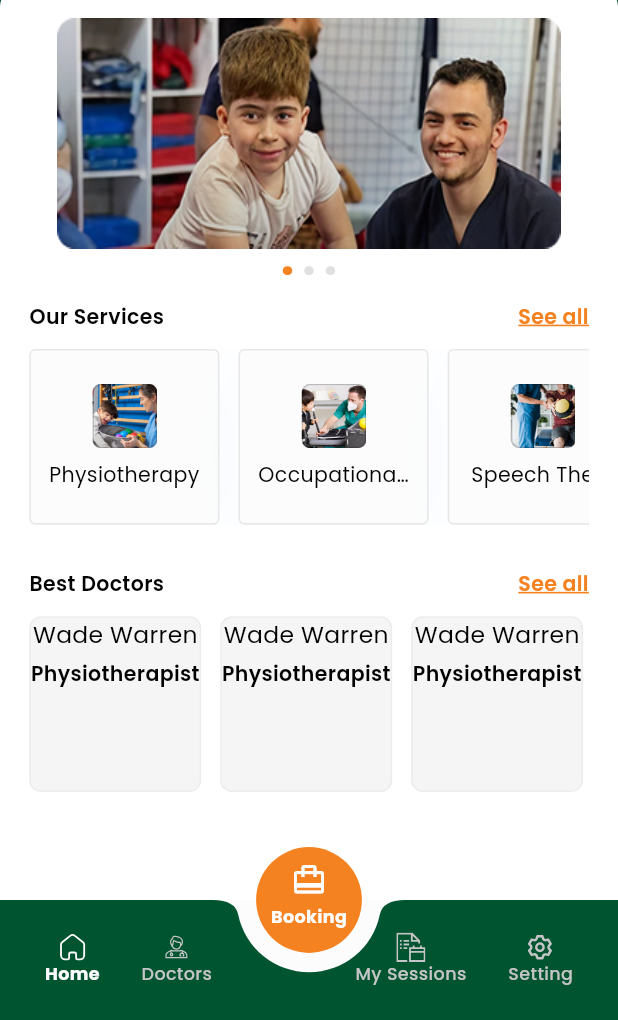
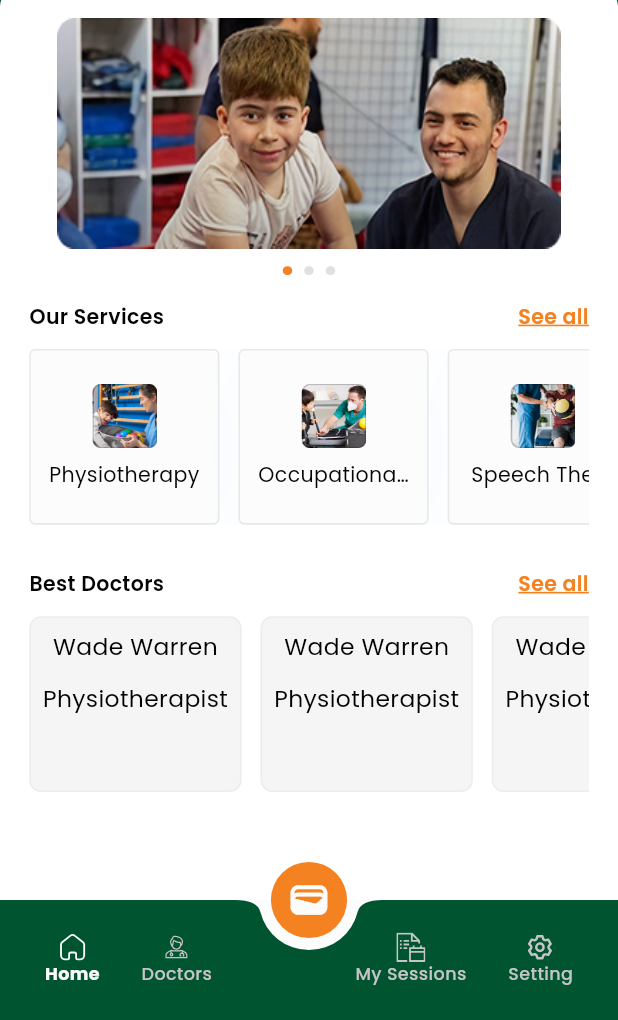
Before and after one commit to omar-abdelaziz753/True-Balance, a Flutter app: the screen it shows after launch, on a phone screen of 412 x 824 dp, the part 216-1236 px from its top. Run offline on Flutter 3.47's test engine with Material 3 defaults, Android fonts, the phone set to English and light mode, and no system bars; drawn by our look-alikes of carousel_slider, smooth_page_indicator; our stand-ins replace bloc, cached_network_image, dio, dots_indicator, easy_localization, firebase_core and 21 more; accounts and stored records are empty; project files that could hold a hidden picture were left out.

Commit message:
some edit in main layout

```diff
--- a/lib/features/user/home/presentation/screens/home_screen.dart
+++ b/lib/features/user/home/presentation/screens/home_screen.dart
@@ -77,12 +77,6 @@ class HomeScreen extends StatelessWidget {
                   return CustomServiceCardWidget(
                     title: titles[index],
                     image: images[index],
-                    // icon:
-                    // Placeholder(
-                    //   fallbackHeight: 44.h,
-                    //   fallbackWidth: 44.w,
-                    //   color: Colors.black.withAlpha(20),
-                    // ),
                   );
                 },
               ),
@@ -126,7 +120,10 @@ class HomeScreen extends StatelessWidget {
                       ),
                       color: AppColors.neutralColor10.withAlpha(10),
                     ),
+                    child: Padding(
+                      padding: const EdgeInsets.all(8.0),
                       child: Column(
+                        spacing: 4.h,
                         children: [
                           Text(
                             "Wade Warren",
@@ -135,9 +132,10 @@ class HomeScreen extends StatelessWidget {
                           5.verticalSpace,
                           Text(
                             "Physiotherapist",
-                          style: Styles.captionAccent,
+                            style: Styles.contentRegular,
                           )
                         ],
+                      ),
                     ),
                   );
                 },
--- a/lib/features/user/main_layout/presentation/main_layout.dart
+++ b/lib/features/user/main_layout/presentation/main_layout.dart
@@ -140,38 +140,12 @@ class MainLayoutScreen extends StatelessWidget {
         return Scaffold(
           backgroundColor: AppColors.neutralColor100,
           body: AppRouter().screens[currentIndex],
-          // floatingActionButton: FloatingActionButton(
-          //   onPressed: () {
-          //     cubit.changeBottomNavBar(2);
-          //   },
-          //   backgroundColor: AppColors.primaryColor900,
-          //   shape: const CircleBorder(),
-          //   // elevation: 6,
-          //   elevation: 0,
-
-          //   child: Padding(
-          //     // padding: const EdgeInsets.all(8.0),
-          //     padding: EdgeInsets.all(13.sp),
-          //     child: Column(
-          //       mainAxisAlignment: MainAxisAlignment.center,
-          //       children: [
-          //         Icon(Icons.card_travel, color: AppColors.neutralColor100),
-          //         Text(
-          //           'booking'.tr(),
-          //           style: Styles.footnoteEmphasis.copyWith(
-          //               fontSize: 10.sp, color: AppColors.neutralColor100),
-          //         ),
-          //       ],
-          //     ),
-          //   ),
-          // ),
-
           floatingActionButton: GestureDetector(
             onTap: () {
               cubit.changeBottomNavBar(2);
             },
             child: Container(
-              padding: EdgeInsets.all(10.sp),
+              padding: EdgeInsets.all(11.sp),
               decoration: BoxDecoration(
                 color: AppColors.secondaryColor500,
                 shape: BoxShape.circle,
@@ -182,22 +156,16 @@ class MainLayoutScreen extends StatelessWidget {
                 mainAxisSize: MainAxisSize.min,
                 children: [
                   Icon(
-                    Icons.card_travel,
+                    size: 30.sp,
+                    Icons.wallet,
                     color: AppColors.neutralColor100,
                   ),
-                  Padding(
-                    padding: const EdgeInsets.all(5.0),
-                    child: Text('booking'.tr(),
-                        style: Styles.footnoteBold
-                            .copyWith(color: AppColors.neutralColor100)),
-                  )
                 ],
               ),
             ),
           ),
           floatingActionButtonLocation:
               FloatingActionButtonLocation.centerDocked,
-
           bottomNavigationBar: BottomAppBar(
             shape: const CircularNotchedRectangle(),
             elevation: 0.0,
```
Lines whose indentation alone changed are shown as unchanged.
